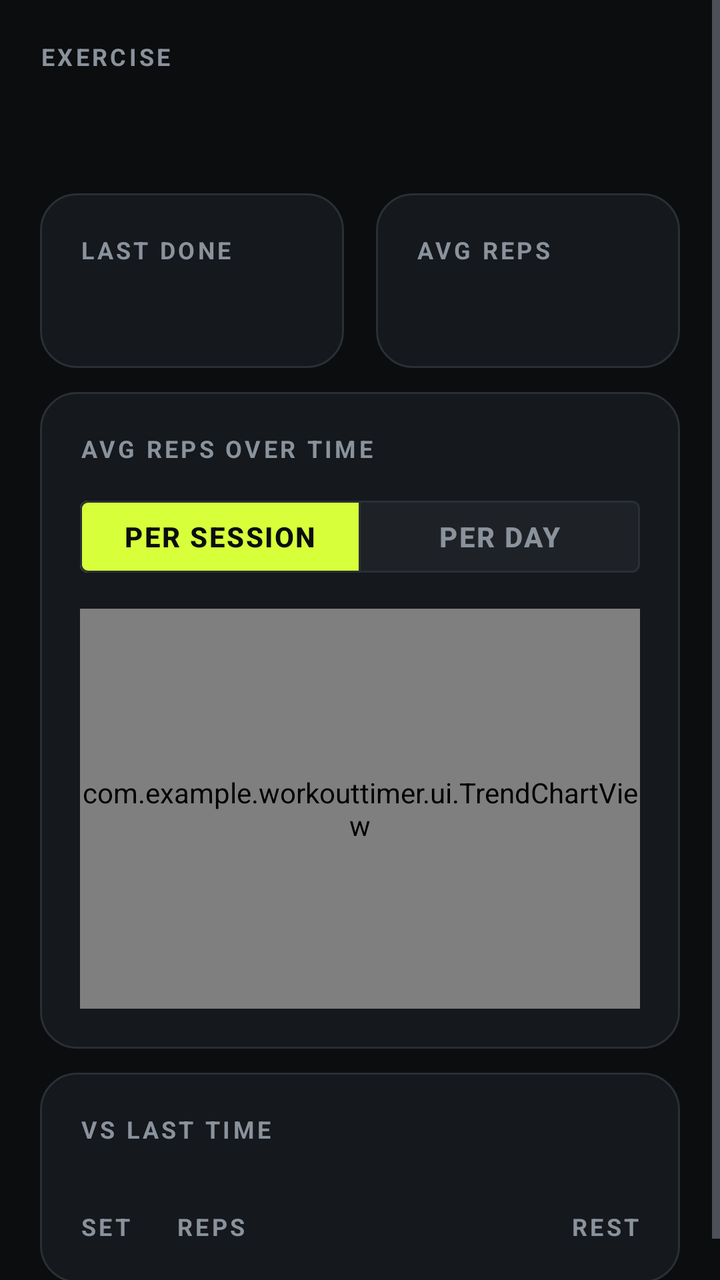
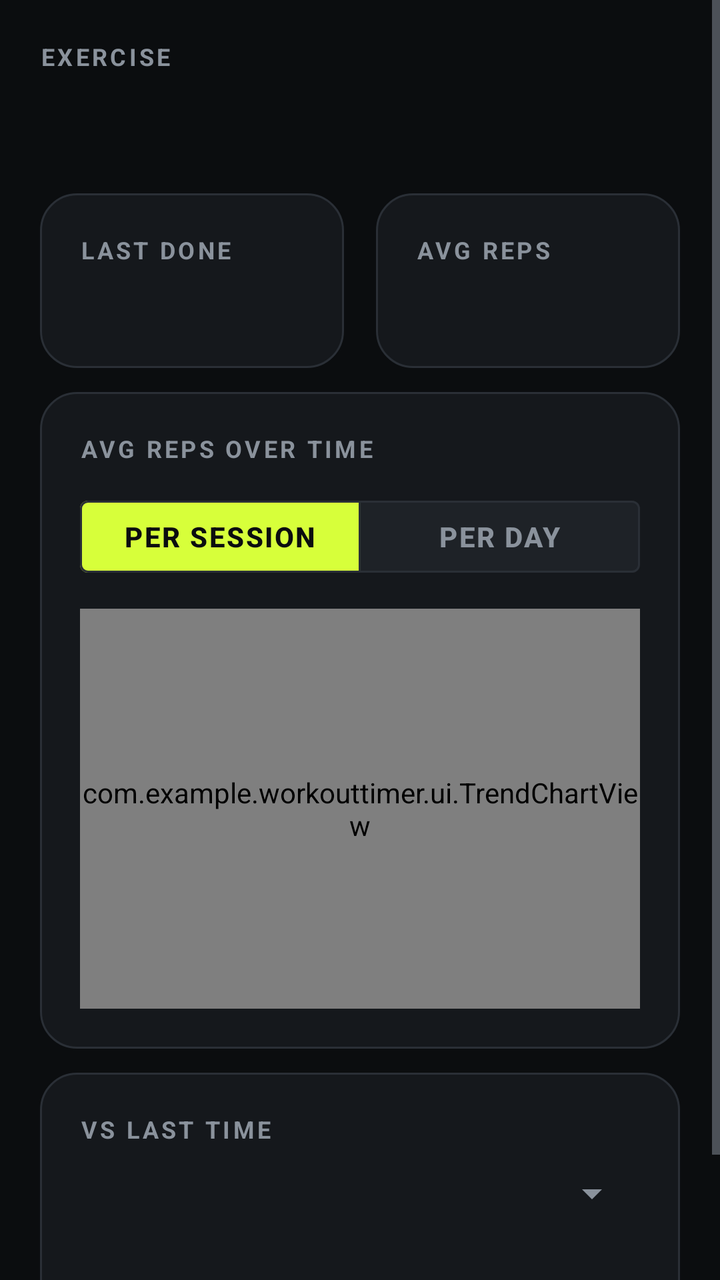

Screens rendered from an Android XML layout before and after an edit, with the pre-edit source and the edit as a unified diff.
<!-- AndroidManifest.xml: activity theme Theme.LiftLog -->
<!-- res/layout/activity_exercise_detail.xml -->
<?xml version="1.0" encoding="utf-8"?>
<ScrollView xmlns:android="http://schemas.android.com/apk/res/android"
    xmlns:app="http://schemas.android.com/apk/res-auto"
    android:layout_width="match_parent"
    android:layout_height="match_parent"
    android:fillViewport="true">

    <LinearLayout
        android:id="@+id/content_exercise_detail"
        android:layout_width="match_parent"
        android:layout_height="wrap_content"
        android:orientation="vertical"
        android:padding="@dimen/lift_gutter">

        <TextView
            style="@style/LiftText.Label"
            android:layout_width="wrap_content"
            android:layout_height="wrap_content"
            android:text="@string/detail_label" />

        <TextView
            android:id="@+id/text_detail_name"
            style="@style/LiftText.Headline"
            android:layout_width="wrap_content"
            android:layout_height="wrap_content"
            android:textSize="@dimen/lift_text_display" />

        <LinearLayout
            android:layout_width="match_parent"
            android:layout_height="wrap_content"
            android:layout_marginTop="@dimen/lift_gap_md"
            android:orientation="horizontal">

            <LinearLayout
                style="@style/LiftCard"
                android:layout_width="0dp"
                android:layout_height="wrap_content"
                android:layout_marginEnd="@dimen/lift_gap_sm"
                android:layout_weight="1"
                android:orientation="vertical">

                <TextView
                    style="@style/LiftText.Label"
                    android:layout_width="wrap_content"
                    android:layout_height="wrap_content"
                    android:text="@string/detail_last_done" />

                <TextView
                    android:id="@+id/text_detail_last"
                    style="@style/LiftText.Title"
                    android:layout_width="wrap_content"
                    android:layout_height="wrap_content"
                    android:layout_marginTop="@dimen/lift_gap_xs" />
            </LinearLayout>

            <LinearLayout
                style="@style/LiftCard"
                android:layout_width="0dp"
                android:layout_height="wrap_content"
                android:layout_marginStart="@dimen/lift_gap_sm"
                android:layout_weight="1"
                android:orientation="vertical">

                <TextView
                    style="@style/LiftText.Label"
                    android:layout_width="wrap_content"
                    android:layout_height="wrap_content"
                    android:text="@string/records_avg_reps" />

                <TextView
                    android:id="@+id/text_detail_avg"
                    style="@style/LiftText.Title"
                    android:layout_width="wrap_content"
                    android:layout_height="wrap_content"
                    android:layout_marginTop="@dimen/lift_gap_xs"
                    android:textColor="@color/lift_acid" />
            </LinearLayout>
        </LinearLayout>

        <LinearLayout
            style="@style/LiftCard"
            android:layout_width="match_parent"
            android:layout_height="wrap_content"
            android:layout_marginTop="@dimen/lift_gap_md"
            android:orientation="vertical">

            <TextView
                style="@style/LiftText.Label"
                android:layout_width="wrap_content"
                android:layout_height="wrap_content"
                android:text="@string/trend_title" />

            <com.google.android.material.button.MaterialButtonToggleGroup
                android:id="@+id/toggle_trend_spacing"
                android:layout_width="match_parent"
                android:layout_height="wrap_content"
                android:layout_marginTop="@dimen/lift_gap_md"
                app:checkedButton="@id/button_trend_per_session"
                app:selectionRequired="true"
                app:singleSelection="true">

                <com.google.android.material.button.MaterialButton
                    android:id="@+id/button_trend_per_session"
                    style="@style/LiftButton.Segment"
                    android:layout_width="0dp"
                    android:layout_height="wrap_content"
                    android:layout_weight="1"
                    android:text="@string/trend_per_session" />

                <com.google.android.material.button.MaterialButton
                    android:id="@+id/button_trend_per_day"
                    style="@style/LiftButton.Segment"
                    android:layout_width="0dp"
                    android:layout_height="wrap_content"
                    android:layout_weight="1"
                    android:text="@string/trend_per_day" />
            </com.google.android.material.button.MaterialButtonToggleGroup>

            <com.example.workouttimer.ui.TrendChartView
                android:id="@+id/chart_trend"
                android:layout_width="match_parent"
                android:layout_height="@dimen/lift_chart_height"
                android:layout_marginTop="@dimen/lift_gap_md" />
        </LinearLayout>

        <LinearLayout
            style="@style/LiftCard"
            android:layout_width="match_parent"
            android:layout_height="wrap_content"
            android:layout_marginTop="@dimen/lift_gap_md"
            android:orientation="vertical">

            <TextView
                style="@style/LiftText.Label"
                android:layout_width="wrap_content"
                android:layout_height="wrap_content"
                android:text="@string/compare_title" />

            <TextView
                android:id="@+id/text_compare_sessions"
                style="@style/LiftText.Note"
                android:layout_width="wrap_content"
                android:layout_height="wrap_content"
                android:layout_marginTop="@dimen/lift_gap_xs" />

            <LinearLayout
                android:layout_width="match_parent"
                android:layout_height="wrap_content"
                android:layout_marginTop="@dimen/lift_gap_md"
                android:orientation="horizontal">

                <TextView
                    style="@style/LiftText.Label"
                    android:layout_width="@dimen/lift_row_height"
                    android:layout_height="wrap_content"
                    android:text="@string/compare_col_set" />

                <TextView
                    style="@style/LiftText.Label"
                    android:layout_width="0dp"
                    android:layout_height="wrap_content"
                    android:layout_weight="1"
                    android:text="@string/compare_col_reps" />

                <TextView
                    style="@style/LiftText.Label"
                    android:layout_width="0dp"
                    android:layout_height="wrap_content"
                    android:layout_weight="1"
                    android:gravity="end"
                    android:text="@string/compare_col_rest" />
            </LinearLayout>

            <LinearLayout
                android:id="@+id/list_compare_rows"
                android:layout_width="match_parent"
                android:layout_height="wrap_content"
                android:orientation="vertical" />
        </LinearLayout>
    </LinearLayout>
</ScrollView>
<!-- resources referenced by this layout -->
<resources>
  <color name="lift_acid">#FFD7FF3A</color>
  <dimen name="lift_chart_height">200dp</dimen>
  <dimen name="lift_gap_md">12dp</dimen>
  <dimen name="lift_gap_sm">8dp</dimen>
  <dimen name="lift_gap_xs">4dp</dimen>
  <dimen name="lift_gutter">20dp</dimen>
  <dimen name="lift_row_height">48dp</dimen>
  <dimen name="lift_text_display">36sp</dimen>
  <string name="compare_col_reps">Reps</string>
  <string name="compare_col_rest">Rest</string>
  <string name="compare_col_set">Set</string>
  <string name="compare_title">Vs last time</string>
  <string name="detail_label">Exercise</string>
  <string name="detail_last_done">Last done</string>
  <string name="records_avg_reps">avg reps</string>
  <string name="trend_per_day">Per day</string>
  <string name="trend_per_session">Per session</string>
  <string name="trend_title">Avg reps over time</string>
  <style name="LiftButton.Segment" parent="Widget.MaterialComponents.Button.OutlinedButton">
          <item name="backgroundTint">@color/lift_segment_background</item>
          <item name="strokeColor">@color/lift_line</item>
          <item name="android:textColor">@color/lift_segment_text</item>
          <item name="android:textStyle">bold</item>
          <item name="android:letterSpacing">0.06</item>
      </style>
  <style name="LiftCard">
          <item name="android:background">@drawable/bg_lift_card</item>
          <item name="android:padding">@dimen/lift_gap_lg</item>
      </style>
  <style name="LiftText.Headline">
          <item name="android:textSize">@dimen/lift_text_headline</item>
          <item name="android:textStyle">bold|italic</item>
      </style>
  <style name="LiftText.Label">
          <item name="android:textColor">@color/lift_text_dim</item>
          <item name="android:textSize">@dimen/lift_text_caption</item>
          <item name="android:letterSpacing">0.12</item>
          <item name="android:textAllCaps">true</item>
          <item name="android:textStyle">bold</item>
      </style>
  <style name="LiftText.Note">
          <item name="android:textColor">@color/lift_text_dim</item>
          <item name="android:textSize">@dimen/lift_text_caption</item>
      </style>
  <style name="LiftText.Title">
          <item name="android:textSize">@dimen/lift_text_title</item>
          <item name="android:textStyle">bold</item>
      </style>
  <color name="lift_line">#FF2A2F36</color>
  <!-- drawable bg_lift_card (drawable) -->
  <?xml version="1.0" encoding="utf-8"?>
  <shape xmlns:android="http://schemas.android.com/apk/res/android" android:shape="rectangle">
      <solid android:color="@color/lift_surface" />
      <stroke android:width="@dimen/lift_line_width" android:color="@color/lift_line" />
      <corners android:radius="@dimen/lift_radius" />
  </shape>
  <dimen name="lift_gap_lg">20dp</dimen>
  <dimen name="lift_text_headline">28sp</dimen>
  <color name="lift_text_dim">#FF8A929C</color>
  <dimen name="lift_text_caption">12sp</dimen>
  <dimen name="lift_text_title">20sp</dimen>
  <color name="lift_bg">#FF0B0D0F</color>
  <color name="lift_on_acid">#FF0B0D0F</color>
  <color name="lift_surface">#FF15181C</color>
  <color name="lift_text">#FFF2F4F7</color>
  <dimen name="lift_line_width">1dp</dimen>
  <dimen name="lift_radius">18dp</dimen>
  <!-- unchanged entries left out for length: 1 -->
</resources>

<!-- the commit's change to res/layout/activity_exercise_detail.xml (unified diff, before → after) -->
@@ -136,6 +136,12 @@
                 android:layout_height="wrap_content"
                 android:text="@string/compare_title" />
 
+            <Spinner
+                android:id="@+id/spinner_history_session"
+                android:layout_width="match_parent"
+                android:layout_height="48dp"
+                android:contentDescription="@string/history_select" />
+
             <TextView
                 android:id="@+id/text_compare_sessions"
                 style="@style/LiftText.Note"
<!-- resource entries referenced after the edit -->
@@ -14,6 +14,7 @@
   <string name="compare_title">Vs last time</string>
   <string name="detail_label">Exercise</string>
   <string name="detail_last_done">Last done</string>
+  <string name="history_select">Select a workout to compare</string>
   <string name="records_avg_reps">avg reps</string>
   <string name="trend_per_day">Per day</string>
   <string name="trend_per_session">Per session</string>
